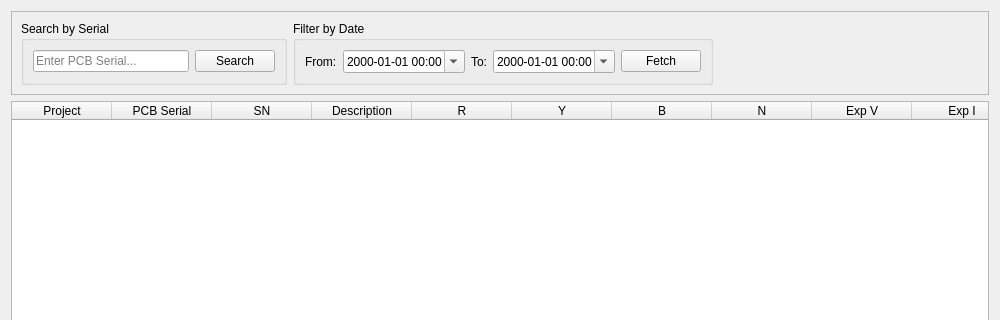
The window that new_ui/forms/results.ui (SuryaPrasathB/Comminent-PCB-Tester) describes before a commit, drawn with Qt 5; both pictures show x 0 to 1000 and y 0 to 320 of the 1000 by 700 pixel window.
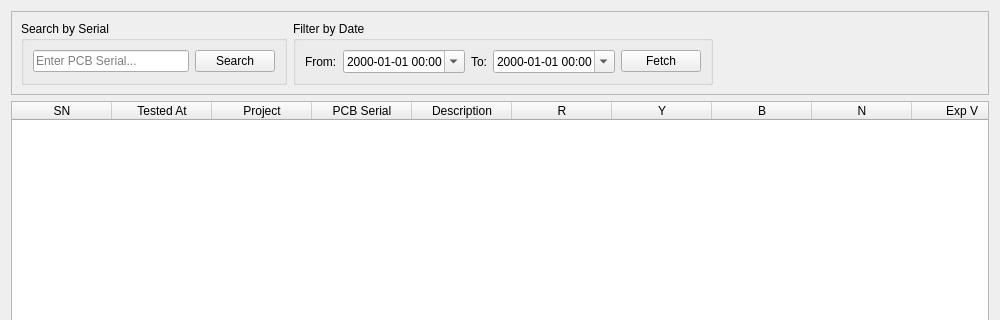
The same window after the commit.

Commit message:
feat: Update Results View with new columns, filtering, and sorting
- Updated Results View columns to match requirements (SN, Tested At, Project, PCB Serial, Description, R, Y, B, N, Exp V, Exp I, Meas V, Meas I, Result).
- Updated SQL queries to fetch data in the correct order.
- Implemented header context menu for column filtering.
- Implemented numeric and date sorting support.
- Added checkbox interlock for PDF/Excel export.
- Improved table styling (spacing, alignment, wrapping) consistent with Execution View.
- Hidden default vertical header and enabled row resizing for text wrapping.

```diff
--- a/new_ui/forms/results.ui
+++ b/new_ui/forms/results.ui
@@ -119,6 +119,16 @@
      <attribute name="horizontalHeaderStretchLastSection">
       <bool>true</bool>
      </attribute>
+     <column>
+      <property name="text">
+       <string>SN</string>
+      </property>
+     </column>
+     <column>
+      <property name="text">
+       <string>Tested At</string>
+      </property>
+     </column>
      <column>
       <property name="text">
        <string>Project</string>
@@ -129,11 +139,6 @@
        <string>PCB Serial</string>
       </property>
      </column>
-     <column>
-      <property name="text">
-       <string>SN</string>
-      </property>
-     </column>
      <column>
       <property name="text">
        <string>Description</string>
@@ -184,11 +189,6 @@
        <string>Result</string>
       </property>
      </column>
-     <column>
-      <property name="text">
-       <string>Tested At</string>
-      </property>
-     </column>
     </widget>
    </item>
 
```
The commit also changes 1 other file.
